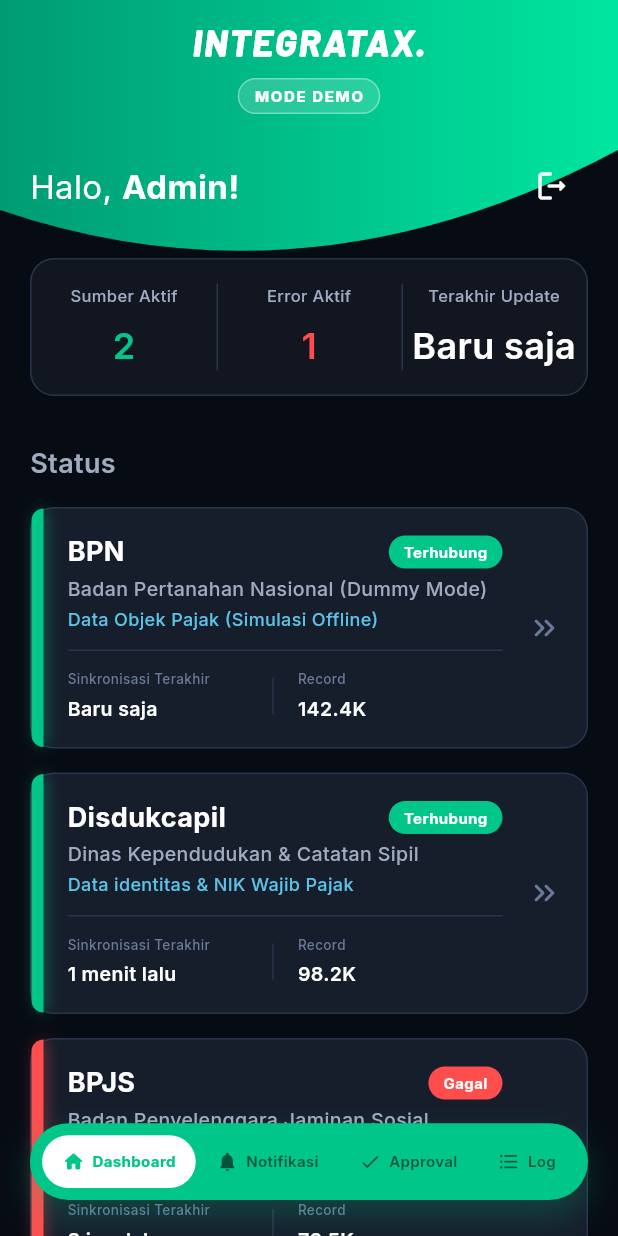
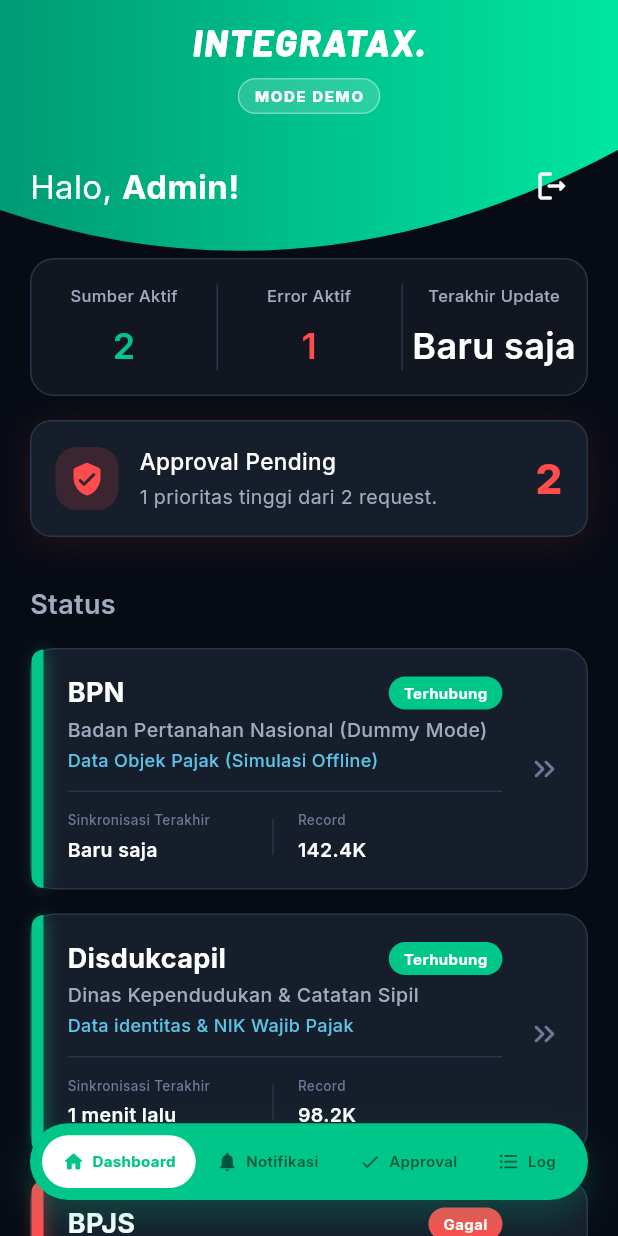
Before and after one commit to rafaellmahardika/integrataxapps, a Flutter app: the DashboardScreen screen opened directly, on a phone screen of 412 x 824 dp. Run offline on Flutter 3.47's test engine with Material 3 defaults, Android fonts, the light colour scheme and no system bars; our stand-ins replace fl_chart, flutter_riverpod, google_fonts.

Commit message:
feat: add dashboard error and approval sync

```diff
--- a/lib/screens/dashboard_screen.dart
+++ b/lib/screens/dashboard_screen.dart
@@ -6,12 +6,15 @@
 import 'package:google_fonts/google_fonts.dart';
 
 import '../core/theme.dart';
+import '../models/approval_request.dart';
 import '../models/data_source.dart';
 import '../providers/auth_provider.dart';
 import '../providers/dashboard_provider.dart';
+import '../providers/mock_data_provider.dart';
 import '../widgets/status_card.dart';
 import '../widgets/performance_chart.dart';
 import 'approval_screen.dart';
+import 'error_page.dart';
 import 'log_screen.dart';
 import 'notification_screen.dart';
 import 'simpbb_explorer_screen.dart';
@@ -37,6 +40,7 @@
   Widget build(BuildContext context) {
     // Memantau data dari state management Riverpod
     final state = ref.watch(dashboardProvider);
+    final approvals = ref.watch(approvalRequestsProvider);
 
     return Scaffold(
       backgroundColor:
@@ -70,7 +74,7 @@
           SafeArea(
             bottom: false,
             child: _selectedIndex == 0
-                ? _buildDashboardTab(state)
+                ? _buildDashboardTab(state, approvals)
                 : _buildSelectedTab(),
           ),
 
@@ -88,7 +92,10 @@
 
   // ─── WIDGET BANTUAN ────────────────────────────────────────────────────────
 
-  Widget _buildDashboardTab(DashboardState state) {
+  Widget _buildDashboardTab(
+    DashboardState state,
+    List<ApprovalRequest> approvals,
+  ) {
     return RefreshIndicator(
       onRefresh: _onRefresh,
       color: const Color(0xFF00C689),
@@ -191,6 +198,21 @@
                 Padding(
                   padding: const EdgeInsets.symmetric(horizontal: 20),
                   child: _buildStatsRow(state),
+                ),
+                if (state.errorMessage != null) ...[
+                  const SizedBox(height: 16),
+                  Padding(
+                    padding: const EdgeInsets.symmetric(horizontal: 20),
+                    child: ErrorCard(
+                      message: state.errorMessage!,
+                      onRetry: _onRefresh,
+                    ),
+                  ),
+                ],
+                const SizedBox(height: 16),
+                Padding(
+                  padding: const EdgeInsets.symmetric(horizontal: 20),
+                  child: _buildApprovalSummary(approvals),
                 ),
                 const SizedBox(height: 32),
                 Padding(
@@ -324,6 +346,69 @@
             ),
           ),
         ],
+      ),
+    );
+  }
+
+  Widget _buildApprovalSummary(List<ApprovalRequest> approvals) {
+    final pending = approvals
+        .where((request) => request.status == ApprovalStatus.pending)
+        .toList();
+    final highPriority = pending
+        .where((request) => request.priority == ApprovalPriority.high)
+        .length;
+
+    final color = pending.isEmpty
+        ? AppColors.statusOk
+        : highPriority > 0
+        ? AppColors.statusError
+        : AppColors.statusWarning;
+
+    return GestureDetector(
+      onTap: () => setState(() => _selectedIndex = 2),
+      child: Container(
+        padding: const EdgeInsets.all(16),
+        decoration: AppDecorations.cardElevated(accentColor: color),
+        child: Row(
+          children: [
+            Container(
+              width: 42,
+              height: 42,
+              decoration: BoxDecoration(
+                color: color.withValues(alpha: 0.16),
+                borderRadius: BorderRadius.circular(14),
+              ),
+              child: Icon(Icons.verified_user_rounded, color: color),
+            ),
+            const SizedBox(width: 14),
+            Expanded(
+              child: Column(
+                crossAxisAlignment: CrossAxisAlignment.start,
+                children: [
+                  Text(
+                    'Approval Pending',
+                    style: AppTypography.bodyLarge(context),
+                  ),
+                  const SizedBox(height: 4),
+                  Text(
+                    pending.isEmpty
+                        ? 'Tidak ada request yang menunggu keputusan.'
+                        : '$highPriority prioritas tinggi dari ${pending.length} request.',
+                    style: AppTypography.bodyMedium(context),
+                  ),
+                ],
+              ),
+            ),
+            Text(
+              pending.length.toString(),
+              style: GoogleFonts.inter(
+                fontSize: 28,
+                fontWeight: FontWeight.w800,
+                color: color,
+              ),
+            ),
+          ],
+        ),
       ),
     );
   }
--- a/lib/screens/source_detail_screen.dart
+++ b/lib/screens/source_detail_screen.dart
@@ -169,7 +169,6 @@
       );
     });
   }
-
 }
 
 class _MetricRow extends StatelessWidget {
```
Also changed, not shown: lib/core/backend_client.dart (+6 -2 lines), lib/providers/mock_data_provider.dart (+8 -3 lines), lib/screens/error_page.dart (+11 -11 lines), lib/screens/notification_screen.dart (+9 -13 lines), lib/screens/simpbb_explorer_screen.dart (+30 -12 lines), 4 other files.
